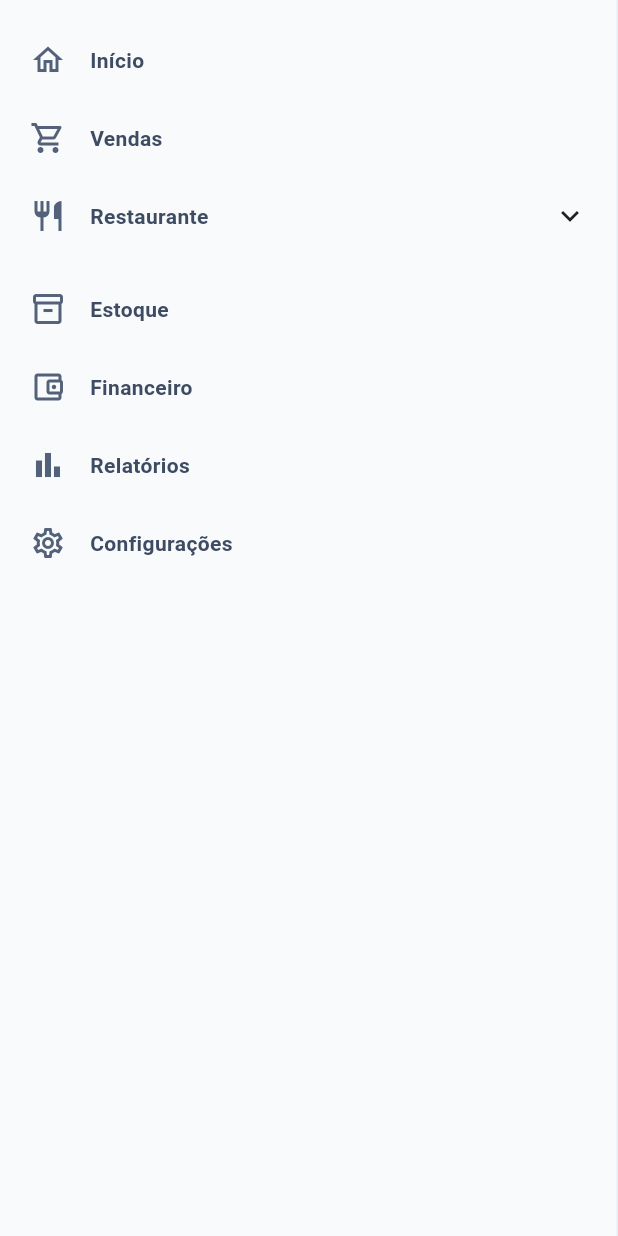
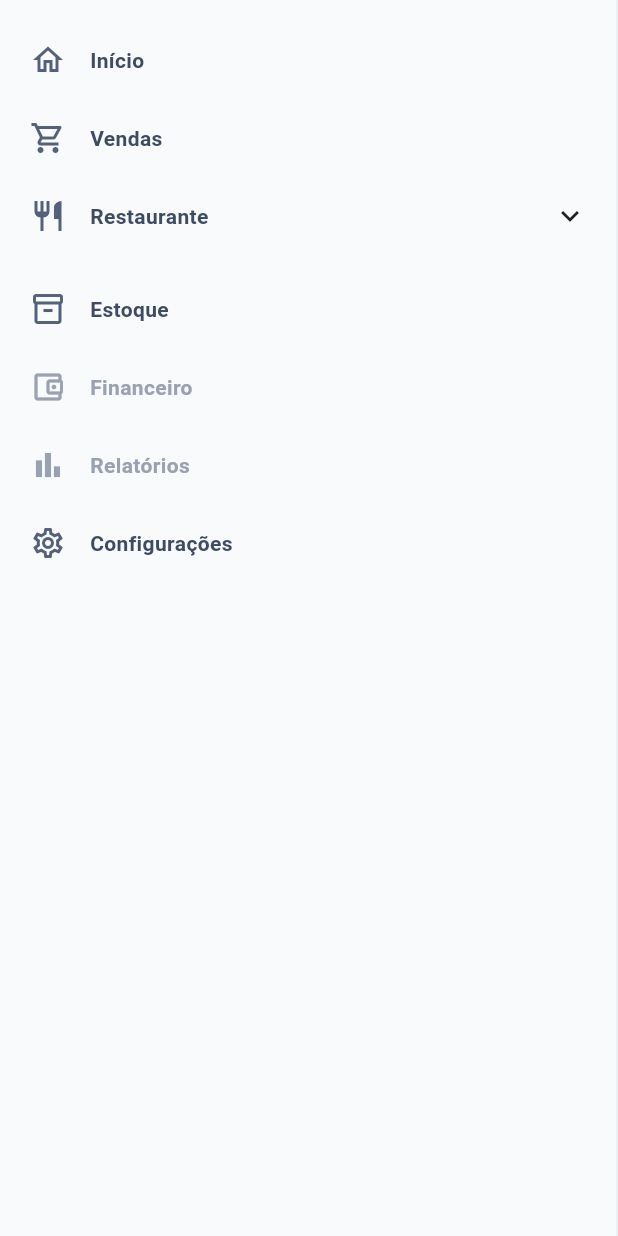
Before and after one commit to rigauddev/rigaud_tech_platform_erp, a Flutter app: the _NavigationItems widget shown alone on an empty page, opened directly, on a phone screen of 412 x 824 dp. Run offline on Flutter 3.47's test engine with Material 3 defaults, Android fonts, the phone set to English and light mode, and no system bars; our stand-ins replace connectivity_plus, dio, flutter_riverpod, flutter_secure_storage, freezed_annotation, go_router and 3 more; accounts and stored records are empty; network calls fail.

Commit message:
fix(ui): stabilize shell navigation and transfers

```diff
--- a/erp-platform/frontend/lib/app/app.dart
+++ b/erp-platform/frontend/lib/app/app.dart
@@ -23,10 +23,13 @@ class RigaudTechErpApp extends ConsumerWidget {
       debugShowCheckedModeBanner: false,
       theme: AppTheme.light,
       darkTheme: AppTheme.dark,
+      themeMode: ThemeMode.light,
       locale: language.locale,
       supportedLocales: AppLanguage.values.map((item) => item.locale),
       localizationsDelegates: GlobalMaterialLocalizations.delegates,
       routerConfig: router,
+      themeAnimationDuration: Duration.zero,
+      themeAnimationCurve: Curves.linear,
       builder: (context, child) {
         return ResponsiveBreakpoints.builder(
           child: child ?? const SizedBox.shrink(),
--- a/erp-platform/frontend/lib/app/theme/app_theme.dart
+++ b/erp-platform/frontend/lib/app/theme/app_theme.dart
@@ -71,6 +71,28 @@ class AppTheme {
         titleLarge: TextStyle(fontWeight: FontWeight.w700),
         titleMedium: TextStyle(fontWeight: FontWeight.w600),
       ),
+      pageTransitionsTheme: const PageTransitionsTheme(
+        builders: {
+          TargetPlatform.android: _NoPageTransitionsBuilder(),
+          TargetPlatform.iOS: _NoPageTransitionsBuilder(),
+          TargetPlatform.linux: _NoPageTransitionsBuilder(),
+          TargetPlatform.macOS: _NoPageTransitionsBuilder(),
+          TargetPlatform.windows: _NoPageTransitionsBuilder(),
+        },
+      ),
     );
   }
 }
+
+class _NoPageTransitionsBuilder extends PageTransitionsBuilder {
+  const _NoPageTransitionsBuilder();
+
+  @override
+  Widget buildTransitions<T>(
+    PageRoute<T> route,
+    BuildContext context,
+    Animation<double> animation,
+    Animation<double> secondaryAnimation,
+    Widget child,
+  ) => child;
+}
--- a/erp-platform/frontend/lib/core/localization/app_strings.dart
+++ b/erp-platform/frontend/lib/core/localization/app_strings.dart
@@ -110,6 +110,7 @@ class AppStrings {
   String get unableToSaveStaff => isPortuguese
       ? 'Não foi possível salvar o profissional.'
       : 'Unable to save the professional.';
+  String get tryAgain => isPortuguese ? 'Tentar novamente' : 'Try again';
   String get dailyMenu => isPortuguese ? 'Menu do dia' : 'Daily menu';
   String get menuAvailabilityDescription => isPortuguese
       ? 'Publique os itens disponíveis para venda e acompanhe as cotas comerciais da operação.'
--- a/erp-platform/frontend/lib/shared/layouts/app_scaffold.dart
+++ b/erp-platform/frontend/lib/shared/layouts/app_scaffold.dart
@@ -192,13 +192,11 @@ class _NavigationItems extends ConsumerWidget {
             currentPath: currentPath,
           ),
           _NavigationTile(
-            route: AppRoutes.dashboard,
             label: strings.finance,
             icon: Icons.account_balance_wallet_outlined,
             currentPath: currentPath,
           ),
           _NavigationTile(
-            route: AppRoutes.dashboard,
             label: strings.reports,
             icon: Icons.bar_chart_outlined,
             currentPath: currentPath,
@@ -248,7 +246,6 @@ class _RestaurantNavigation extends StatelessWidget {
             child: Column(
               children: [
                 _SubNavigationTile(
-                  route: AppRoutes.dashboard,
                   label: strings.restaurantOverview,
                   currentPath: currentPath,
                 ),
@@ -269,7 +266,7 @@ class _RestaurantNavigation extends StatelessWidget {
                 ),
                 _SubNavigationTile(
                   route: AppRoutes.restaurantMenuAvailability,
-                  label: strings.menu,
+                  label: strings.dailyMenu,
                   currentPath: currentPath,
                 ),
                 _SubNavigationTile(
@@ -290,7 +287,7 @@ class _RestaurantNavigation extends StatelessWidget {
 
 class _NavigationTile extends StatelessWidget {
   const _NavigationTile({
-    required this.route,
+    this.route,
     required this.label,
     required this.icon,
     required this.currentPath,
@@ -298,7 +295,7 @@ class _NavigationTile extends StatelessWidget {
     this.trailing,
   });
 
-  final String route;
+  final String? route;
   final String label;
   final IconData icon;
   final String currentPath;
@@ -307,7 +304,8 @@ class _NavigationTile extends StatelessWidget {
 
   @override
   Widget build(BuildContext context) {
-    final isSelected = selected ?? currentPath == route;
+    final isSelected = selected ?? (route != null && currentPath == route);
+    final isEnabled = route != null;
     return Padding(
       padding: const EdgeInsets.symmetric(vertical: 2, horizontal: 8),
       child: Material(
@@ -315,7 +313,7 @@ class _NavigationTile extends StatelessWidget {
         borderRadius: BorderRadius.circular(8),
         child: InkWell(
           borderRadius: BorderRadius.circular(8),
-          onTap: () => _go(context, route),
+          onTap: isEnabled ? () => _go(context, route!) : null,
           child: Container(
             height: 48,
             decoration: BoxDecoration(
@@ -330,16 +328,20 @@ class _NavigationTile extends StatelessWidget {
               children: [
                 Icon(
                   icon,
-                  color: isSelected ? AppColors.brand : const Color(0xFF53627A),
+                  color: isEnabled
+                      ? (isSelected ? AppColors.brand : const Color(0xFF53627A))
+                      : const Color(0xFF98A2B3),
                 ),
                 const SizedBox(width: 16),
                 Expanded(
                   child: Text(
                     label,
                     style: TextStyle(
-                      color: isSelected
-                          ? AppColors.brand
-                          : const Color(0xFF3D4B63),
+                      color: isEnabled
+                          ? (isSelected
+                                ? AppColors.brand
+                                : const Color(0xFF3D4B63))
+                          : const Color(0xFF98A2B3),
                       fontWeight: isSelected
                           ? FontWeight.w700
                           : FontWeight.w600,
```
Also changed, not shown: erp-platform/frontend/lib/features/restaurant/presentation/restaurant_staff_screen.dart (+14 -2 lines), 4 other files.
